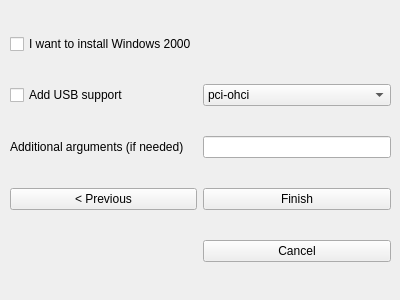
Tech-FZ/EmuGUI, file ui/NewVM.ui: the form before one commit.
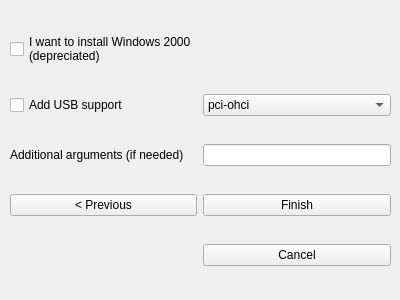
The form after the commit. The open tabs and pages were chosen to show the change.

Commit message: Win2K checkbox depreciated

What changed in the file:
```diff
--- a/ui/NewVM.ui
+++ b/ui/NewVM.ui
@@ -2337,7 +2337,8 @@
       <item row="1" column="0">
        <widget class="QCheckBox" name="checkBox_2">
         <property name="text">
-         <string>I want to install Windows 2000</string>
+         <string>I want to install Windows 2000
+(depreciated)</string>
         </property>
        </widget>
       </item>
```
The commit also changes 17 other files.
